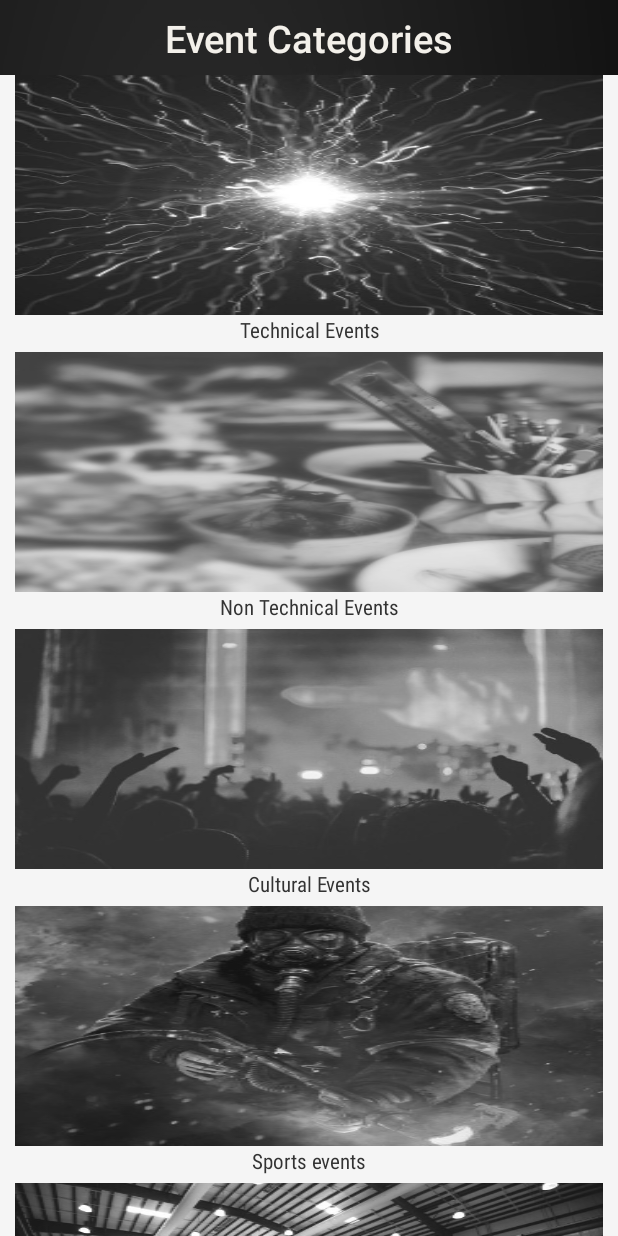
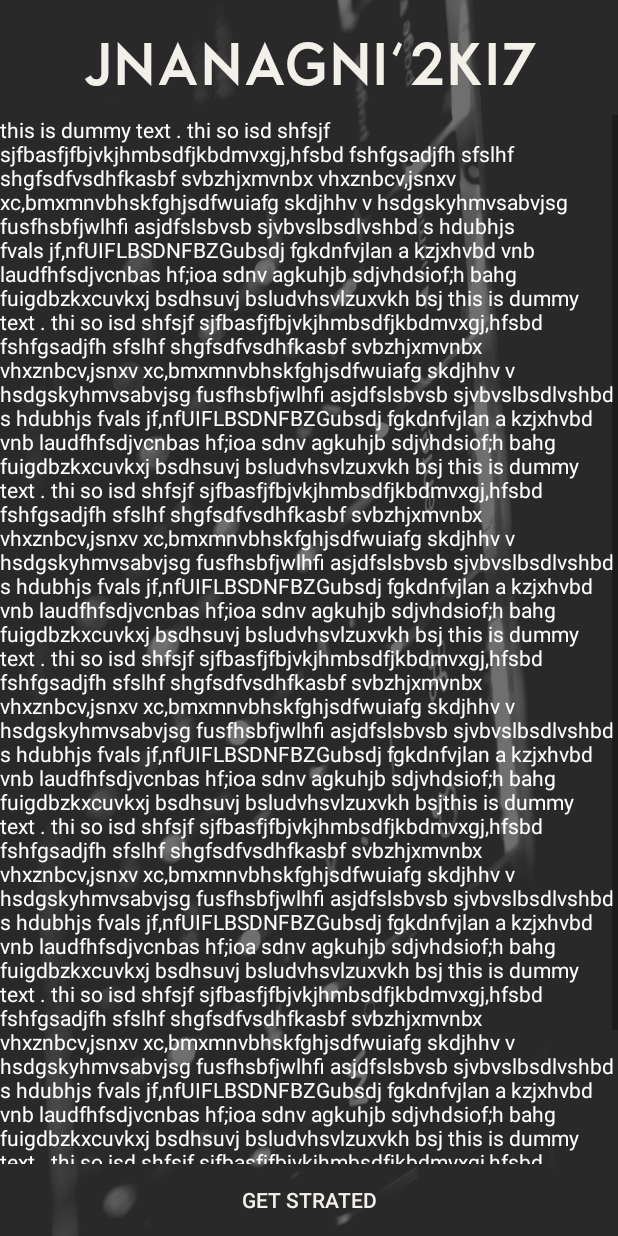
Before and after one commit to pranjul-sharma/Jnanagni-2k17, an Android app: the Main2Activity screen opened directly, with no data from a screen before it, on a phone screen of 412 x 824 dp. Run offline under Robolectric (Android 15) with nearby library versions, the phone set to English and light mode, and no system bars.

Commit message:
updated filenames and changed UI for Events Page

```diff
--- a/app/build.gradle
+++ b/app/build.gradle
@@ -21,7 +21,7 @@ android {
 
 dependencies {
     compile fileTree(dir: 'libs', include: ['*.jar'])
-    androidTestCompile('com.android.support.test.espresso:espresso-core:2.2.2', {
+    androidTestCompile('com.android.support.test.espresso:espresso-core:2.2.2',{
         exclude group: 'com.android.support', module: 'support-annotations'
     })
     compile 'com.android.support:appcompat-v7:24.0.0'
--- a/app/src/main/java/com/example/pranjul/materialtest/EventAadpter.java
+++ b/app/src/main/java/com/example/pranjul/materialtest/EventAadpter.java
@@ -44,7 +44,7 @@ public class EventAadpter extends RecyclerView.Adapter<EventAadpter.MyViewHodler
 
     @Override
     public int getItemCount() {
-        return Main3Activity.count;
+        return eventList.size();
     }
 
     public class MyViewHodler extends RecyclerView.ViewHolder {
--- a/app/src/main/java/com/example/pranjul/materialtest/EventCategoryAdapter.java
+++ b/app/src/main/java/com/example/pranjul/materialtest/EventCategoryAdapter.java
@@ -9,7 +9,6 @@ import android.view.View;
 import android.view.ViewGroup;
 import android.widget.ImageView;
 import android.widget.TextView;
-import android.widget.Toast;
 
 import com.bumptech.glide.Glide;
 
--- a/app/src/main/java/com/example/pranjul/materialtest/Main2Activity.java
+++ b/app/src/main/java/com/example/pranjul/materialtest/Main2Activity.java
@@ -1,59 +1,28 @@
 package com.example.pranjul.materialtest;
 
-import android.app.Activity;
-import android.content.res.Resources;
-import android.graphics.Rect;
+import android.content.Intent;
+import android.graphics.Typeface;
 import android.support.v7.app.AppCompatActivity;
 import android.os.Bundle;
-import android.support.v7.widget.DefaultItemAnimator;
-import android.support.v7.widget.GridLayoutManager;
-import android.support.v7.widget.LinearLayoutManager;
-import android.support.v7.widget.RecyclerView;
-import android.util.TypedValue;
 import android.view.View;
-import android.widget.LinearLayout;
-import android.widget.Toast;
+import android.widget.Button;
+import android.widget.TextView;
 
-import java.util.ArrayList;
-import java.util.List;
-
-public class Main2Activity extends Activity {
-
-    private RecyclerView recyclerView;
-    private EventCategoryAdapter eventsAdapter;
-    private List<EventCategory> eventList;
+public class Main2Activity extends AppCompatActivity {
+    TextView textView;
+    Button btn;
 
     @Override
     protected void onCreate(Bundle savedInstanceState) {
         super.onCreate(savedInstanceState);
         setContentView(R.layout.activity_main2);
-        recyclerView = (RecyclerView) findViewById(R.id.recycler_view);
-        eventList = new ArrayList<>();
-        eventsAdapter = new EventCategoryAdapter(this, eventList);
-        recyclerView.setAdapter(eventsAdapter);
-        RecyclerView.LayoutManager mLayoutManager = new LinearLayoutManager(getApplicationContext());
-        recyclerView.setLayoutManager(mLayoutManager);
-        recyclerView.setItemAnimator(new DefaultItemAnimator());
-        prepareEventCategories();
+        textView = (TextView)findViewById(R.id.textJnanagi);
+        btn=(Button)findViewById(R.id.button);
+        Typeface typeface=Typeface.createFromAsset(getAssets(),"Neptune.otf");
+        textView.setTypeface(typeface);
     }
 
-
-    private void prepareEventCategories() {
-        int covers[] = new int[]{R.drawable.teventgray, R.drawable.nteventgray,
-                R.drawable.ceventgray, R.drawable.seventgray, R.drawable.workshopgray};
-        EventCategory event = new EventCategory("Technical Events", covers[0]);
-        eventList.add(event);
-        event = new EventCategory("Non Technical Events", covers[1]);
-        eventList.add(event);
-        event = new EventCategory("Cultural Events", covers[2]);
-        eventList.add(event);
-        event = new EventCategory("Sports events", covers[3]);
-        eventList.add(event);
-        event = new EventCategory("WorkShops", covers[4]);
-        eventList.add(event);
-
-        eventsAdapter.notifyDataSetChanged();
-
-
+    public void callMe(View view){
+        startActivity(new Intent(this,Main3Activity.class));
     }
 }
--- a/app/src/main/java/com/example/pranjul/materialtest/MainActivity.java
+++ b/app/src/main/java/com/example/pranjul/materialtest/MainActivity.java
@@ -3,12 +3,16 @@ package com.example.pranjul.materialtest;
 import android.content.Intent;
 import android.support.v7.app.AppCompatActivity;
 import android.os.Bundle;
+import android.view.Window;
+import android.view.WindowManager;
 
 public class MainActivity extends AppCompatActivity {
 
     @Override
     protected void onCreate(Bundle savedInstanceState) {
         super.onCreate(savedInstanceState);
+        getWindow().setFlags(WindowManager.LayoutParams.FLAG_FULLSCREEN,WindowManager.LayoutParams.FLAG_FULLSCREEN);
+        requestWindowFeature(Window.FEATURE_NO_TITLE);
         setContentView(R.layout.activity_main);
         Thread thread=new Thread(){
             @Override
@@ -18,7 +22,7 @@ public class MainActivity extends AppCompatActivity {
                 }catch(InterruptedException e){
                     e.printStackTrace();
                 }finally{
-                    startActivity(new Intent(MainActivity.this,StartActivity.class));
+                    startActivity(new Intent(MainActivity.this,Main2Activity.class));
                 }
             }
         };
--- a/app/src/main/res/layout/activity_start.xml
+++ b/app/src/main/res/layout-v21/activity_main2.xml
@@ -4,11 +4,8 @@
     android:layout_width="match_parent"
     android:layout_height="match_parent"
     android:background="@drawable/backgrndstart"
-    tools:context="com.example.pranjul.materialtest.StartActivity">
-    <LinearLayout
-        android:layout_width="match_parent"
-        android:layout_height="wrap_content"
-        android:orientation="vertical">
+
+    tools:context="com.example.pranjul.materialtest.Main2Activity">
     <TextView
         android:text="JNANAGNI'2k17"
         android:layout_width="match_parent"
@@ -24,23 +21,26 @@
     <ScrollView
         android:layout_width="match_parent"
         android:layout_height="wrap_content"
-        android:layout_marginTop="40sp"
+        android:layout_below="@id/textJnanagi"
+        android:layout_above="@id/button"
+        android:paddingTop="10sp"
         >
-    <TextView
-        android:layout_width="match_parent"
-        android:textColor="#ffffff"
-        android:layout_height="wrap_content"
-        android:text="@string/placeholdertext"/>
+        <TextView
+            android:layout_width="wrap_content"
+            android:textColor="#ffffff"
+            android:layout_height="wrap_content"
+            android:text="@string/placeholdertext"/>
+
     </ScrollView>
-    </LinearLayout>
 
     <Button
         android:layout_width="match_parent"
         android:layout_height="wrap_content"
-        android:text="get started"
+        android:background="?android:attr/selectableItemBackgroundBorderless"
+        android:textColor="#F3F0EA"
         android:id="@+id/button"
-        android:textColor="#F3F0EA"
-        android:onClick="callMe"
         android:layout_alignParentBottom="true"
-        android:layout_alignParentStart="true" />
+        android:layout_alignParentStart="true"
+        android:text="get strated"
+        android:onClick="callMe"/>
 </RelativeLayout>
--- a/app/src/main/res/layout/activity_main2.xml
+++ b/app/src/main/res/layout/activity_main2.xml
@@ -1,32 +1,46 @@
 <?xml version="1.0" encoding="utf-8"?>
-<android.support.design.widget.CoordinatorLayout
-    xmlns:android="http://schemas.android.com/apk/res/android"
-    xmlns:app="http://schemas.android.com/apk/res-auto"
+<RelativeLayout xmlns:android="http://schemas.android.com/apk/res/android"
+    xmlns:tools="http://schemas.android.com/tools"
     android:layout_width="match_parent"
     android:layout_height="match_parent"
-    android:background="@drawable/copter"
-    android:fitsSystemWindows="true">
-
+    android:background="@drawable/backgrndstart"
+    tools:context="com.example.pranjul.materialtest.Main2Activity">
+    <LinearLayout
+        android:layout_width="match_parent"
+        android:layout_height="wrap_content"
+        android:orientation="vertical">
     <TextView
-        android:text="Event Categories"
+        android:text="JNANAGNI'2k17"
         android:layout_width="match_parent"
-        android:layout_height="46dp"
+        android:layout_height="wrap_content"
         android:textColor="#F3F0EA"
         android:layout_alignParentTop="true"
         android:layout_centerHorizontal="true"
-        android:layout_marginTop="8sp"
-        android:layout_marginBottom="5sp"
-        android:id="@+id/eventcattitle"
+        android:layout_marginTop="20dp"
+        android:id="@+id/textJnanagi"
         android:textAppearance="@style/Base.TextAppearance.AppCompat.Widget.ActionBar.Title"
         android:textAlignment="center"
-        android:textSize="25sp" />
+        android:textSize="40sp" />
+    <ScrollView
+        android:layout_width="match_parent"
+        android:layout_height="wrap_content"
+        android:layout_marginTop="40sp"
+        >
+    <TextView
+        android:layout_width="match_parent"
+        android:textColor="#ffffff"
+        android:layout_height="wrap_content"
+        android:text="@string/placeholdertext"/>
+    </ScrollView>
+    </LinearLayout>
 
-    <view
-        android:id="@+id/recycler_view"
+    <Button
         android:layout_width="match_parent"
-        android:layout_height="match_parent"
-        android:layout_below="@+id/eventcattitle"
-        android:layout_marginTop="50sp"
-        class="android.support.v7.widget.RecyclerView"
-        app:elevation="10dp" />
-    </android.support.design.widget.CoordinatorLayout>
+        android:layout_height="wrap_content"
+        android:text="get started"
+        android:id="@+id/button"
+        android:textColor="#F3F0EA"
+        android:onClick="callMe"
+        android:layout_alignParentBottom="true"
+        android:layout_alignParentStart="true" />
+</RelativeLayout>
```
Also changed, not shown: app/src/main/AndroidManifest.xml (+7 -6 lines), app/src/main/java/com/example/pranjul/materialtest/Main3Activity.java (+55 -98 lines), app/src/main/java/com/example/pranjul/materialtest/StartActivity.java (deleted, +0 -28 lines), app/src/main/res/layout-v21/activity_start.xml (deleted, +0 -46 lines), app/src/main/res/layout/activity_main3.xml (+30 -25 lines), app/src/main/res/layout/event_fragment.xml (added, +16 -0 lines), 2 other files.
